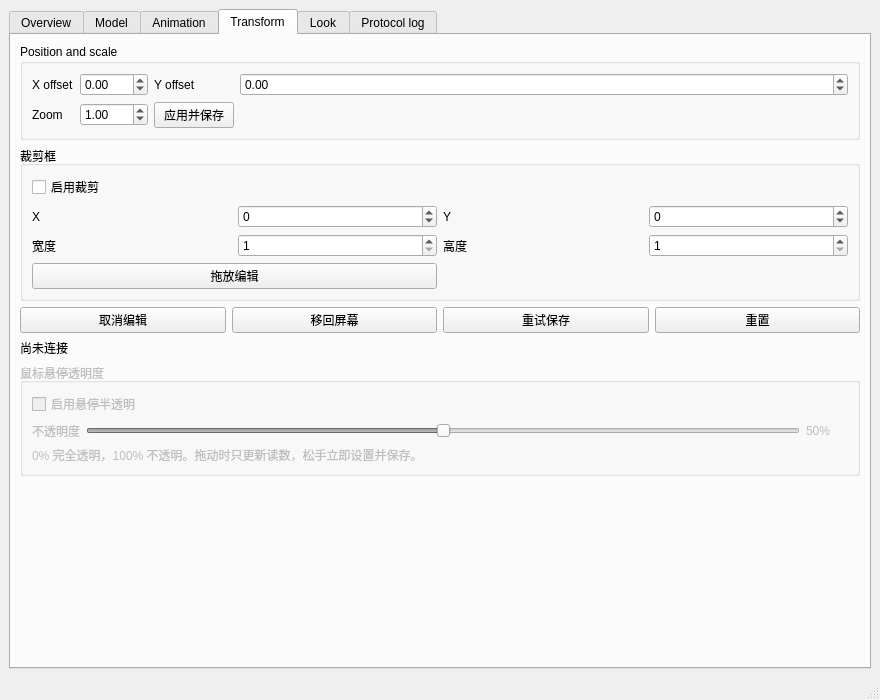
Old version of the form control/MainWindow.ui in the repository ad2248/DeskWaifu.
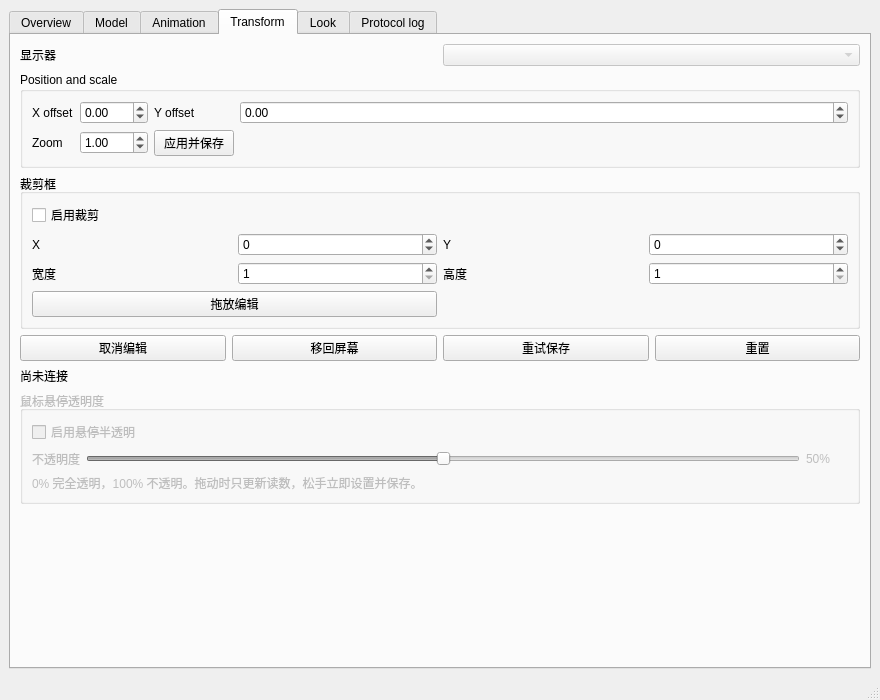
New version of the form. The open tabs and pages were chosen to show the change.

Commit message: feat: 支持配置模型显示器并在切换后居中

```diff
--- a/control/MainWindow.ui
+++ b/control/MainWindow.ui
@@ -326,6 +326,17 @@
         <string>Transform</string>
        </attribute>
        <layout class="QVBoxLayout" name="transformLayout">
+        <item>
+         <layout class="QHBoxLayout" name="outputLayout">
+          <item><widget class="QLabel" name="outputLabel">
+           <property name="text"><string>显示器</string></property>
+          </widget></item>
+          <item><widget class="QComboBox" name="outputCombo">
+           <property name="enabled"><bool>false</bool></property>
+           <property name="toolTip"><string>切换后立即保存，模型居中并清除裁剪，保留缩放。</string></property>
+          </widget></item>
+         </layout>
+        </item>
         <item>
          <widget class="QGroupBox" name="transformGroup">
           <property name="title">
```
The commit also changes 17 other files.
